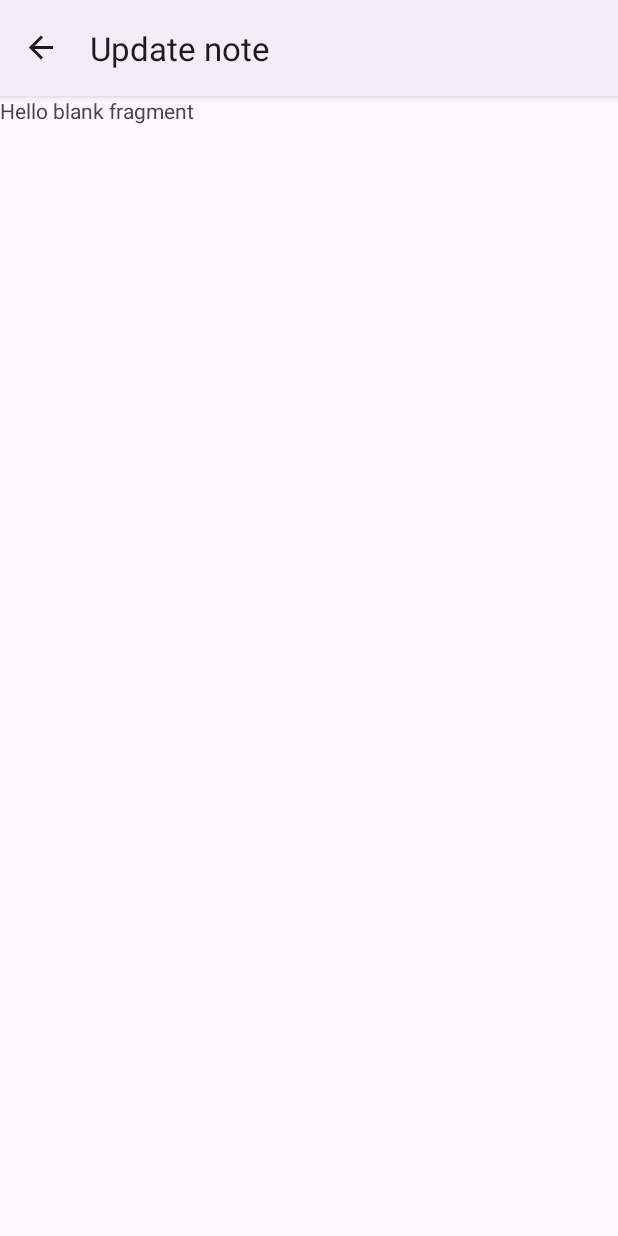
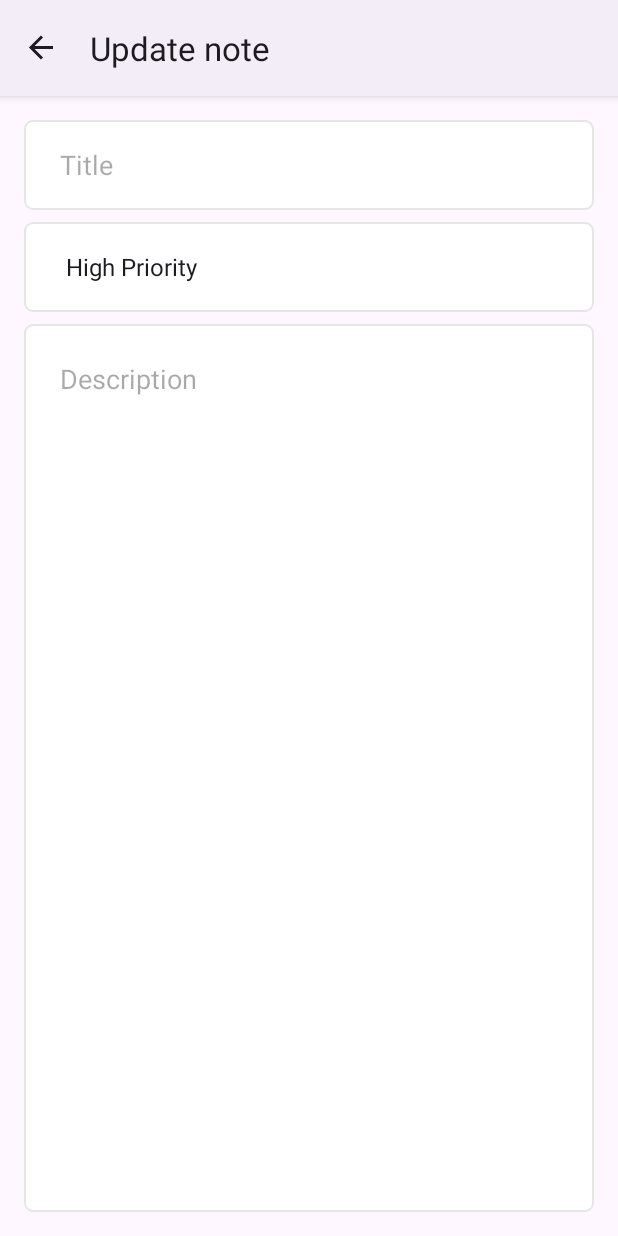
Before and after one commit to Bikcodeh/ToDoApp, an Android app: the UpdateFragment screen opened through its navigation route, on a phone screen of 412 x 824 dp. Run offline under Robolectric (Android 15) with nearby library versions, the phone set to English and light mode, and no system bars; our stand-ins replace navigation-ui.

Commit message:
design update note

```diff
--- a/app/src/main/java/com/bikcodeh/todoapp/MainActivity.kt
+++ b/app/src/main/java/com/bikcodeh/todoapp/MainActivity.kt
@@ -23,6 +23,10 @@ class MainActivity : AppCompatActivity() {
         val navHostFragment = supportFragmentManager.findFragmentById(R.id.navHostFragment) as NavHostFragment
         navController = navHostFragment.navController
         setupActionBarWithNavController(navController)
+
+        binding.root.setOnClickListener {
+            navController.navigate(R.id.updateFragment)
+        }
     }
 
     override fun onSupportNavigateUp(): Boolean {
--- /dev/null
+++ b/app/src/main/res/drawable/custom_input.xml
@@ -0,0 +1,18 @@
+<?xml version="1.0" encoding="utf-8"?>
+<selector xmlns:android="http://schemas.android.com/apk/res/android">
+    <item android:state_enabled="true" android:state_focused="true">
+        <shape android:shape="rectangle">
+            <solid android:color="@color/white" />
+            <stroke android:width="1dp" android:color="@color/design_default_color_primary" />
+            <corners android:radius="5dp" />
+        </shape>
+    </item>
+
+    <item android:state_enabled="true">
+        <shape android:shape="rectangle">
+            <solid android:color="@color/white" />
+            <stroke android:width="1dp" android:color="@color/lightGray" />
+            <corners android:radius="5dp" />
+        </shape>
+    </item>
+</selector>
--- a/app/src/main/res/drawable/spinner_background.xml
+++ /dev/null
@@ -1,5 +0,0 @@
-<?xml version="1.0" encoding="utf-8"?>
-<shape xmlns:android="http://schemas.android.com/apk/res/android">
-    <stroke android:color="@color/darkGray" android:width="1dp" />
-    <corners android:radius="4dp" />
-</shape>
--- a/app/src/main/res/layout/fragment_update.xml
+++ b/app/src/main/res/layout/fragment_update.xml
@@ -1,14 +1,63 @@
 <?xml version="1.0" encoding="utf-8"?>
-<FrameLayout xmlns:android="http://schemas.android.com/apk/res/android"
+<ScrollView xmlns:android="http://schemas.android.com/apk/res/android"
+    xmlns:app="http://schemas.android.com/apk/res-auto"
     xmlns:tools="http://schemas.android.com/tools"
     android:layout_width="match_parent"
     android:layout_height="match_parent"
-    tools:context=".ui.fragments.update.UpdateFragment">
+    android:fillViewport="true"
+    android:padding="16dp"
+    tools:context=".ui.fragments.add.AddFragment">
 
-    <!-- TODO: Update blank fragment layout -->
-    <TextView
+    <androidx.constraintlayout.widget.ConstraintLayout
         android:layout_width="match_parent"
-        android:layout_height="match_parent"
-        android:text="@string/hello_blank_fragment" />
+        android:layout_height="wrap_content">
 
-</FrameLayout>
+        <EditText
+            android:id="@+id/titleNote"
+            android:layout_width="0dp"
+            android:layout_height="60dp"
+            android:background="@drawable/custom_input"
+            android:ems="10"
+            android:hint="@string/title_hint"
+            android:inputType="textPersonName"
+            android:paddingStart="24dp"
+            android:paddingEnd="24dp"
+            app:layout_constraintEnd_toEndOf="parent"
+            app:layout_constraintStart_toStartOf="parent"
+            app:layout_constraintTop_toTopOf="parent" />
+
+        <Spinner
+            android:id="@+id/prioritySpinner"
+            android:layout_width="0dp"
+            android:layout_height="60dp"
+            android:layout_marginTop="8dp"
+            android:background="@drawable/custom_input"
+            android:entries="@array/priorities"
+            android:paddingStart="20dp"
+            android:paddingEnd="20dp"
+            android:spinnerMode="dropdown"
+            app:layout_constraintEnd_toEndOf="parent"
+            app:layout_constraintStart_toStartOf="parent"
+            app:layout_constraintTop_toBottomOf="@+id/titleNote" />
+
+        <EditText
+            android:id="@+id/descriptionNote"
+            android:layout_width="0dp"
+            android:layout_height="0dp"
+            android:layout_marginTop="8dp"
+            android:background="@drawable/custom_input"
+            android:ems="10"
+            android:gravity="top"
+            android:hint="@string/description_hint"
+            android:inputType="textMultiLine"
+            android:paddingStart="24dp"
+            android:paddingTop="24dp"
+            android:paddingEnd="24dp"
+            app:layout_constraintBottom_toBottomOf="parent"
+            app:layout_constraintEnd_toEndOf="parent"
+            app:layout_constraintStart_toStartOf="parent"
+            app:layout_constraintTop_toBottomOf="@id/prioritySpinner" />
+
+    </androidx.constraintlayout.widget.ConstraintLayout>
+
+</ScrollView>
```
